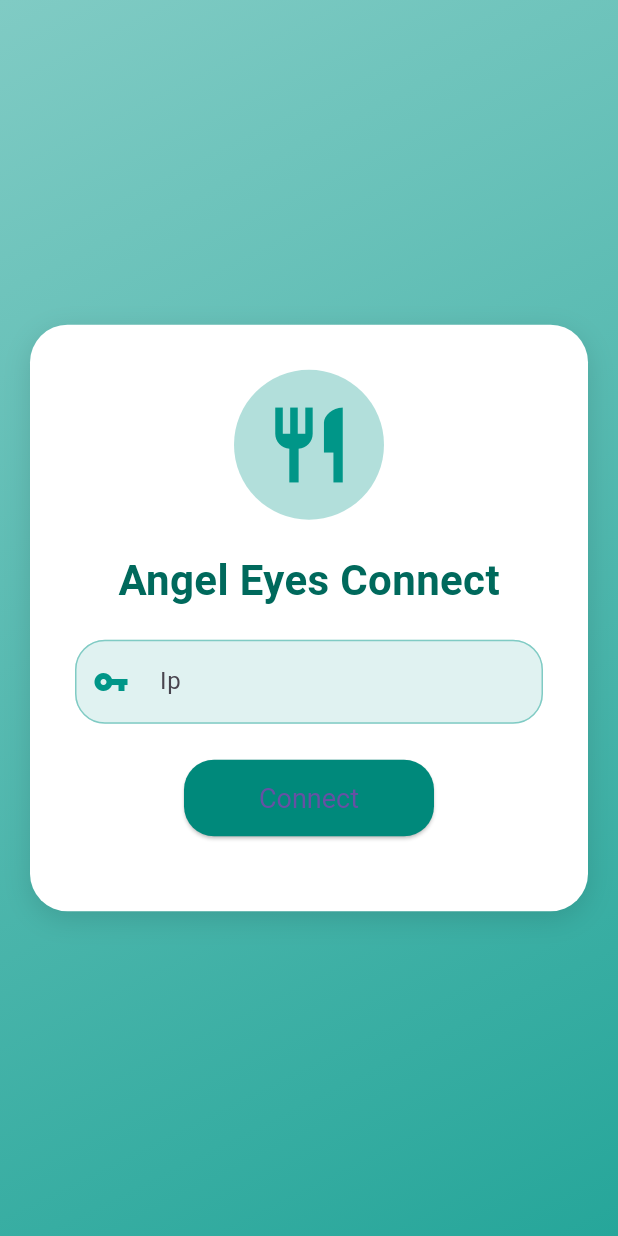
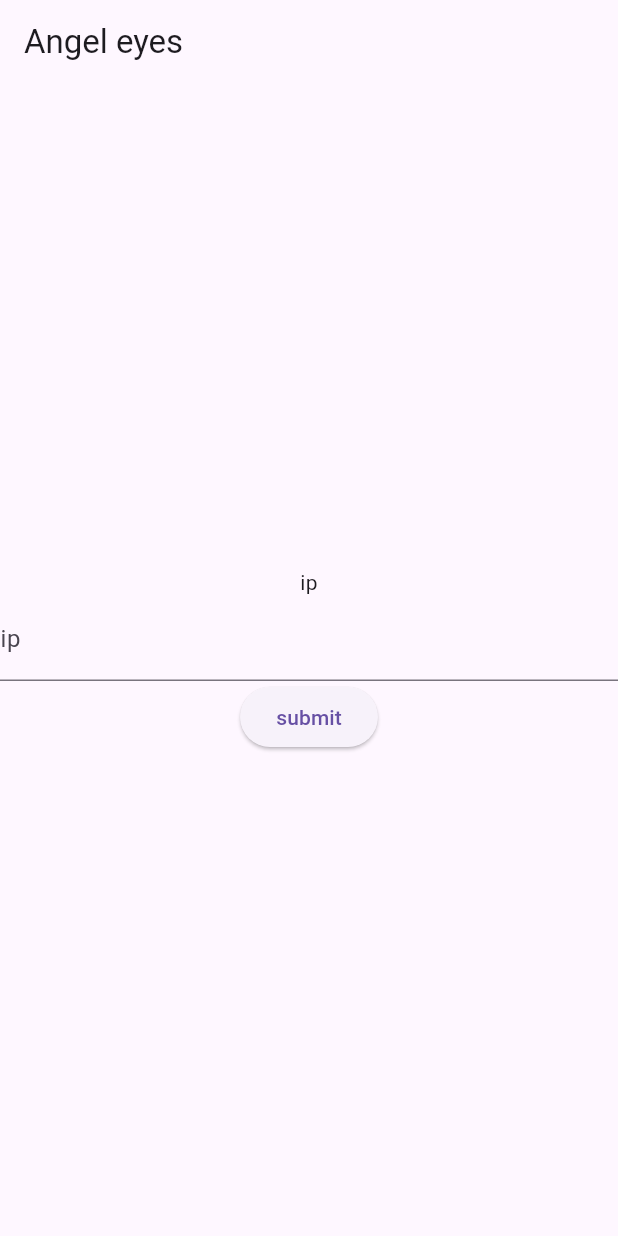
Before and after one commit to Daamn3/angle-eys-app, a Flutter app: the screen it shows after launch, on a phone screen of 412 x 824 dp. Run offline on Flutter 3.47's test engine with Material 3 defaults, Android fonts, the phone set to English and light mode, and no system bars; our stand-ins replace shared_preferences.

Commit message:
login & main

```diff
--- a/lib/main.dart
+++ b/lib/main.dart
@@ -1,3 +1,4 @@
+import 'package:angeleyesapp/login.dart';
 import 'package:flutter/material.dart';
 import 'package:shared_preferences/shared_preferences.dart';
 
@@ -24,8 +25,17 @@ class RestaurantIpPage extends StatefulWidget {
 }
 
 class _RestaurantIpPageState extends State<RestaurantIpPage> {
-  final _ipController = TextEditingController();
+  TextEditingController _ipController =TextEditingController();
+  Future<void>ipaddress() async{
+    final ipc=_ipController.text.trim();
+    SharedPreferences sp=await SharedPreferences.getInstance();
+    final url='$ipc:8000';
+    print('$ipc');
+    sp.setString('ip', url);
+    Navigator.push(context, MaterialPageRoute(builder: (context)=>Login()));
 
+
+  }
   @override
   Widget build(BuildContext context) {
     return WillPopScope(
@@ -37,92 +47,111 @@ class _RestaurantIpPageState extends State<RestaurantIpPage> {
         return false;
       },
       child: Scaffold(
-        body: Container(
-          decoration: BoxDecoration(
-            gradient: LinearGradient(
-              colors: [Colors.teal[200]!, Colors.teal[400]!],
-              begin: Alignment.topLeft,
-              end: Alignment.bottomRight,
-            ),
-          ),
-          child: Center(
-            child: SingleChildScrollView(
-              padding: EdgeInsets.all(20.0),
-              child: Column(
-                mainAxisAlignment: MainAxisAlignment.center,
-                children: <Widget>[
-                  Container(
-                    padding: EdgeInsets.all(30.0),
-                    decoration: BoxDecoration(
-                      color: Colors.white,
-                      borderRadius: BorderRadius.circular(25),
-                      boxShadow: [
-                        BoxShadow(
-                          color: Colors.black12,
-                          blurRadius: 15,
-                          offset: Offset(0, 5),
-                        ),
-                      ],
-                    ),
-                    child: Column(
-                      children: <Widget>[
-                        CircleAvatar(
-                          radius: 50,
-                          backgroundColor: Colors.teal[100],
-                          child: Icon(
-                            Icons.restaurant,
-                            color: Colors.teal,
-                            size: 60,
-                          ),
-                        ),
-                        SizedBox(height: 20),
-                        Text(
-                          'Angel Eyes Connect',
-                          style: TextStyle(
-                            fontSize: 28,
-                            fontWeight: FontWeight.bold,
-                            color: Colors.teal[800],
-                          ),
-                        ),
-                        SizedBox(height: 20),
-                        TextField(
-                          controller: _ipController,
-                          decoration: InputDecoration(
-                            labelText: ' Ip',
-                            prefixIcon: Icon(Icons.vpn_key, color: Colors.teal),
-                            filled: true,
-                            fillColor: Colors.teal[50],
-                            enabledBorder: OutlineInputBorder(
-                              borderRadius: BorderRadius.circular(20),
-                              borderSide: BorderSide(color: Colors.teal[200]!),
-                            ),
-                            focusedBorder: OutlineInputBorder(
-                              borderRadius: BorderRadius.circular(20),
-                              borderSide: BorderSide(color: Colors.teal[400]!),
-                            ),
-                          ),
-                        ),
-                        SizedBox(height: 24),
-                        ElevatedButton(
-                          onPressed: () {
-                            senddata();
-                          },
-                          style: ElevatedButton.styleFrom(
-                            primary: Colors.teal[600], // Button color
-                            padding: EdgeInsets.symmetric(horizontal: 50, vertical: 15),
-                            shape: RoundedRectangleBorder(
-                              borderRadius: BorderRadius.circular(20),
-                            ),
-                            textStyle: TextStyle(fontSize: 18),
-                          ),
-                          child: Text('Connect'),
-                        ),
-                        SizedBox(height: 20),
-                      ],
-                    ),
-                  ),
-                ],
-              ),
+        // body: Container(
+        //   decoration: BoxDecoration(
+        //     gradient: LinearGradient(
+        //       colors: [Colors.teal[200]!, Colors.teal[400]!],
+        //       begin: Alignment.topLeft,
+        //       end: Alignment.bottomRight,
+        //     ),
+        //   ),
+        //   child: Center(
+        //     child: SingleChildScrollView(
+        //       padding: EdgeInsets.all(20.0),
+        //       child: Column(
+        //         mainAxisAlignment: MainAxisAlignment.center,
+        //         children: <Widget>[
+        //           Container(
+        //             padding: EdgeInsets.all(30.0),
+        //             decoration: BoxDecoration(
+        //               color: Colors.white,
+        //               borderRadius: BorderRadius.circular(25),
+        //               boxShadow: [
+        //                 BoxShadow(
+        //                   color: Colors.black12,
+        //                   blurRadius: 15,
+        //                   offset: Offset(0, 5),
+        //                 ),
+        //               ],
+        //             ),
+        //             child: Column(
+        //               children: <Widget>[
+        //                 CircleAvatar(
+        //                   radius: 50,
+        //                   backgroundColor: Colors.teal[100],
+        //                   child: Icon(
+        //                     Icons.restaurant,
+        //                     color: Colors.teal,
+        //                     size: 60,
+        //                   ),
+        //                 ),
+        //                 SizedBox(height: 20),
+        //                 Text(
+        //                   'Angel Eyes Connect',
+        //                   style: TextStyle(
+        //                     fontSize: 28,
+        //                     fontWeight: FontWeight.bold,
+        //                     color: Colors.teal[800],
+        //                   ),
+        //                 ),
+        //                 SizedBox(height: 20),
+        //                 TextField(
+        //                   controller: _ipController,
+        //                   decoration: InputDecoration(
+        //                     labelText: ' Ip',
+        //                     prefixIcon: Icon(Icons.vpn_key, color: Colors.teal),
+        //                     filled: true,
+        //                     fillColor: Colors.teal[50],
+        //                     enabledBorder: OutlineInputBorder(
+        //                       borderRadius: BorderRadius.circular(20),
+        //                       borderSide: BorderSide(color: Colors.teal[200]!),
+        //                     ),
+        //                     focusedBorder: OutlineInputBorder(
+        //                       borderRadius: BorderRadius.circular(20),
+        //                       borderSide: BorderSide(color: Colors.teal[400]!),
+        //                     ),
+        //                   ),
+        //                 ),
+        //                 SizedBox(height: 24),
+        //                 ElevatedButton(
+        //                   onPressed: () {
+        //                     senddata();
+        //                   },
+        //                   style: ElevatedButton.styleFrom(
+        //                     primary: Colors.teal[600], // Button color
+        //                     padding: EdgeInsets.symmetric(horizontal: 50, vertical: 15),
+        //                     shape: RoundedRectangleBorder(
+        //                       borderRadius: BorderRadius.circular(20),
+        //                     ),
+        //                     textStyle: TextStyle(fontSize: 18),
+        //                   ),
+        //                   child: Text('Connect'),
+        //                 ),
+        //                 SizedBox(height: 20),
+        //               ],
+        //             ),
+        //           ),
+        //         ],
+        //       ),
+        //     ),
+        //   ),
+        // ),
+        appBar: AppBar(
+          title: Text('Angel eyes'),
+
+        ),
+        body: Center(
+          child: SingleChildScrollView(
+            child: Column(
+              children: [
+                Text('ip'),
+                TextFormField(
+                  controller: _ipController ,
+                  decoration: InputDecoration(labelText: 'ip', hintText: 'ip'),
+                ),
+                ElevatedButton(onPressed:ipaddress, child: Text('submit')),
+              ],
+
             ),
           ),
         ),
@@ -149,25 +178,25 @@ class _RestaurantIpPageState extends State<RestaurantIpPage> {
   //   );
   // }
 
-  void senddata()async{
-    String ip= _ipController.text.toString();
-
-    //stable ip address settings second
-
-    print(ip);
-    SharedPreferences sh=await SharedPreferences.getInstance();
-
-    //stable ip address settings first
-    sh.setString('ip', ip);
-    sh.setString('url', 'http://$ip:8000');
-    sh.setString('imgurl', 'http://$ip:8000/');
-    sh.setString('imgurl2', 'http://$ip:8000/');
-    // Navigator.push(context, MaterialPageRoute(builder: (context) => LoginNewPage()
-    Navigator.push(context, MaterialPageRoute(builder: (context) => LoginPage()
-    )
-    );
+  // void senddata()async{
+  //   String ip= _ipController.text.toString();
+  //
+  //   //stable ip address settings second
+  //
+  //   print(ip);
+  //   SharedPreferences sh=await SharedPreferences.getInstance();
+  //
+  //   //stable ip address settings first
+  //   sh.setString('ip', ip);
+  //   sh.setString('url', 'http://$ip:8000');
+  //   sh.setString('imgurl', 'http://$ip:8000/');
+  //   sh.setString('imgurl2', 'http://$ip:8000/');
+  //   // Navigator.push(context, MaterialPageRoute(builder: (context) => LoginNewPage()
+  //   Navigator.push(context, MaterialPageRoute(builder: (context) => LoginPage()
+  //   )
+  //   );
 
 
-  }
+  // }
 
 }
```
Also changed, not shown: lib/login.dart (added, +34 -0 lines), lib/loginpage.dart (+234 -233 lines).
